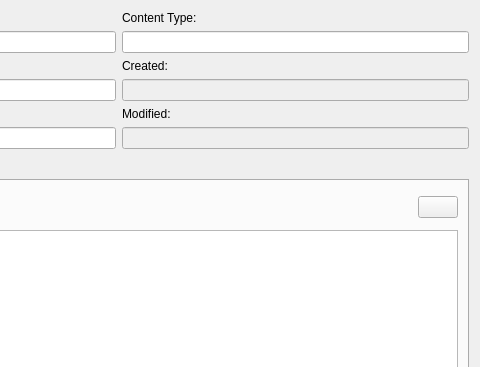
Qt form src/modules/sns/SNSMessageDetailsDialog.ui (jensvogt/awsmock-qt-ui) before a commit; both pictures show x 590 to 1070 and y 0 to 367 of the 1070 by 829 pixel window.
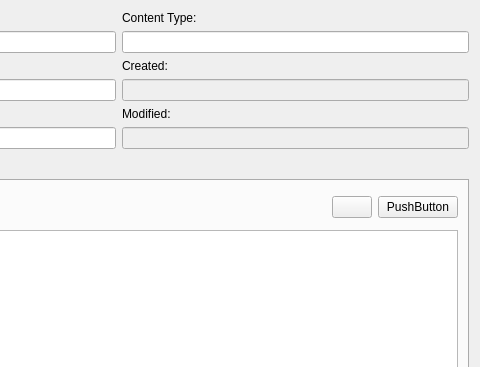
The same form after that commit.

Commit message: fix: details window for SQS/SNS messages

```diff
--- a/src/modules/sns/SNSMessageDetailsDialog.ui
+++ b/src/modules/sns/SNSMessageDetailsDialog.ui
@@ -170,6 +170,13 @@
            </property>
           </widget>
          </item>
+         <item>
+          <widget class="QPushButton" name="windowButton">
+           <property name="text">
+            <string>PushButton</string>
+           </property>
+          </widget>
+         </item>
         </layout>
        </item>
        <item>
```
The commit also changes 18 other files.
